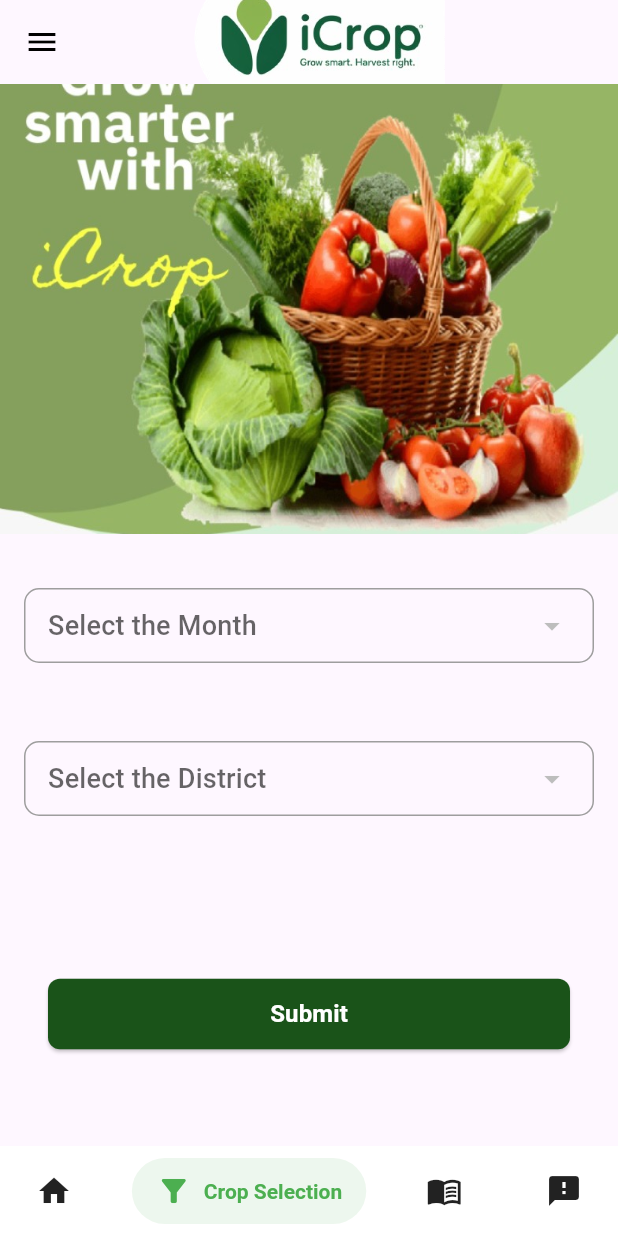
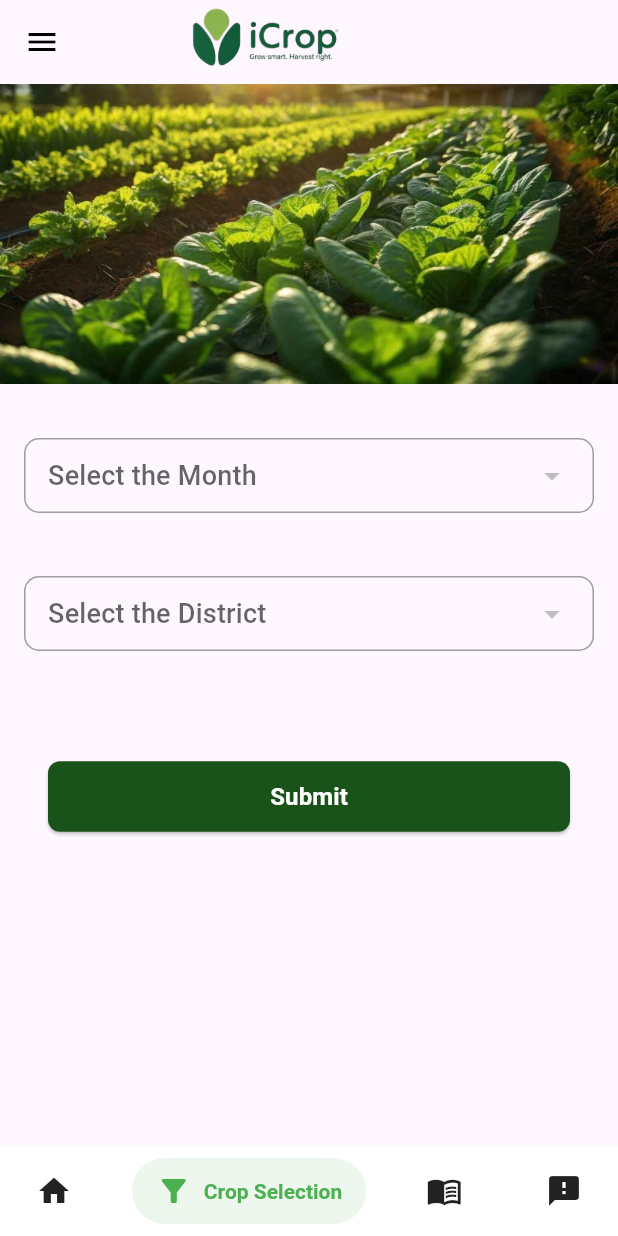
Before and after one commit to Nethmi-Vaas/CapstoneProject, a Flutter app: the screen it shows after launch, item 2 of the bottom bar chosen, on a phone screen of 412 x 824 dp. Run offline on Flutter 3.47's test engine with Material 3 defaults, Android fonts, the phone set to English and light mode, and no system bars; drawn by our look-alikes of salomon_bottom_bar; our stand-ins replace cloud_firestore, firebase_core, fl_chart, percent_indicator; accounts and stored records are empty.

Commit message:
dropd img,logo

```diff
--- a/lib/Pages/dropD.dart
+++ b/lib/Pages/dropD.dart
@@ -42,13 +42,13 @@ class _DropDownState extends State<DropDown> {
             _buildImageHeader(),
             const SizedBox(height: 20),
             _buildMonthDropdown(),
-            const SizedBox(height: 20),
+            const SizedBox(height:10),
             _buildDistrictDropdown(),
-            const SizedBox(height: 20),
+            const SizedBox(height: 10),
             if (showAreaDropdown) _buildAreaDropdown(),
-            const SizedBox(height: 20),
+            const SizedBox(height: 10),
             if (showCropDropdown) _buildselectcroptypeDropdown(),
-            const SizedBox(height: 20),
+            const SizedBox(height: 5),
             _buildSubmitButton(context),
           ],
         ),
@@ -58,9 +58,9 @@ class _DropDownState extends State<DropDown> {
 
   Widget _buildImageHeader() {
     return Image.asset(
-      'assets/New folder/Home_01.jpg', // Replace with your image path
+      'assets/Crop selection/image_04.jpg', // Replace with your image path
       width: double.infinity,
-      height:300, // Adjust the height as needed
+      height:200, // Adjust the height as needed
       fit: BoxFit.cover,
     );
   }
@@ -336,7 +336,9 @@ class _DropDownState extends State<DropDown> {
           ),
           backgroundColor: MaterialStateProperty.all<Color>(Color(0xFF1A5319)),
         ),
+
         child: Padding(
+
           padding: const EdgeInsets.symmetric(vertical: 12.0, horizontal: 9.0),
           child: const Text(
             'Submit',
--- a/lib/Pages/feedbacks.dart
+++ b/lib/Pages/feedbacks.dart
@@ -191,7 +191,7 @@ class _FeedBacksState extends State<FeedBacks> {
             onPressed: isSubmitting ? null : submitFeedback,
             style: ElevatedButton.styleFrom(
               backgroundColor: const Color(0xFF1A5319), // Button color
-              padding: const EdgeInsets.symmetric(vertical: 13.0, horizontal: 190.0),
+              padding: const EdgeInsets.symmetric(vertical: 13.0, horizontal: 120.0),
               shape: RoundedRectangleBorder(
                 borderRadius: BorderRadius.circular(8.0),
               ),
--- a/lib/widgets/appbar.dart
+++ b/lib/widgets/appbar.dart
@@ -29,8 +29,8 @@ class CustomAppBar extends StatelessWidget implements PreferredSizeWidget {
     const SizedBox(width: 8),
     Image.asset(
       'assets/Logo/logo.png', // Replace with your image path
-      width: 250, // Adjust width as needed
-      height: 250, // Adjust height as needed
+      width: 180, // Adjust width as needed
+      height: 230, // Adjust height as needed
     ),
     const Spacer(),
     if (actions != null) ...actions!,
--- a/pubspec.yaml
+++ b/pubspec.yaml
@@ -73,6 +73,7 @@ flutter:
   - assets/User_Guide/
   - assets/icons/
   - assets/Details/
+  - assets/Crop selection/
 
 
 
```
Also changed, not shown: assets/Logo/logo.png.
